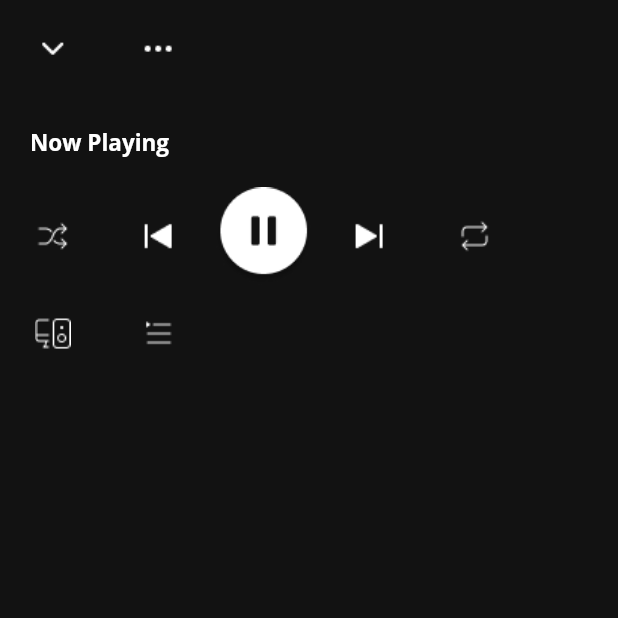
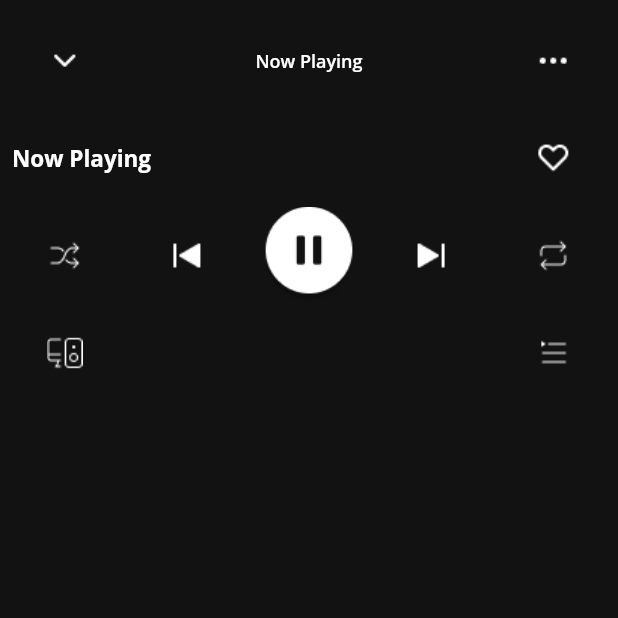
Before and after one commit to furkankalafat/spotify-clone, a Flutter app: the PlayerView screen opened directly, on a phone screen of 412 x 824 dp, the top half of it. Run offline on Flutter 3.47's test engine with Material 2 defaults, Android fonts, the phone set to English and light mode, and no system bars; our stand-ins replace easy_localization, flutter_screenutil, get, google_fonts.

Commit message:
centered, at last

```diff
--- a/lib/main.dart
+++ b/lib/main.dart
@@ -1,9 +1,9 @@
 import 'package:easy_localization/easy_localization.dart';
 import 'package:flutter/material.dart';
+import 'package:flutter/services.dart';
 import 'package:spotify_clone/core/init/language/language_manager.dart';
 import 'package:spotify_clone/presentation/pages/library_page/view/library_view.dart';
 import 'package:spotify_clone/presentation/pages/player_page/view/player_view.dart';
-import 'package:spotify_clone/presentation/pages/welcome_page/view/welcome_view.dart';
 import 'package:spotify_clone/presentation/spotify_app.dart';
 
 void main() async {
@@ -18,7 +18,7 @@ Future<void> initializeApp() async {
     path: LanguageManager.instance.path,
     useFallbackTranslations: true,
     child: const SpotifyApp(
-      home: PlayerView(),
+      home: LibraryView(),
     ),
   );
   runApp(easyLocalization);
--- a/lib/presentation/pages/player_page/view/player_view.dart
+++ b/lib/presentation/pages/player_page/view/player_view.dart
@@ -13,7 +13,9 @@ class PlayerView extends StatelessWidget {
   Widget build(BuildContext context) {
     return Scaffold(
       backgroundColor: AppColor.instance.spotifyDark,
-      body: Column(
+      body: Padding(
+        padding: const EdgeInsets.all(8.0),
+        child: Column(
           children: const <Widget>[
             TopBarControls(),
             TitlePlaying(),
@@ -21,6 +23,7 @@ class PlayerView extends StatelessWidget {
             BottomControls()
           ],
         ),
+      ),
     );
   }
 }
--- a/lib/presentation/pages/player_page/view/widgets/bottom_controls.dart
+++ b/lib/presentation/pages/player_page/view/widgets/bottom_controls.dart
@@ -9,6 +9,7 @@ class BottomControls extends StatelessWidget {
   @override
   Widget build(BuildContext context) {
     return Row(
+      mainAxisAlignment: MainAxisAlignment.spaceBetween,
       children: <Widget>[
         AppAssetButton(path: AppImage.instance.iconDevices, width: 64, height: 64, color: AppColor.instance.spotifyWhite),
         AppAssetButton(path: AppImage.instance.iconListPlaying, width: 64, height: 64, color: AppColor.instance.spotifyWhite)
--- a/lib/presentation/pages/player_page/view/widgets/player_controls.dart
+++ b/lib/presentation/pages/player_page/view/widgets/player_controls.dart
@@ -9,8 +9,8 @@ class PlayerControls extends StatelessWidget {
 
   @override
   Widget build(BuildContext context) {
-    return Center(
-      child: Row(
+    return Row(
+      mainAxisAlignment: MainAxisAlignment.spaceBetween,
       children: <Widget>[
         AppAssetButton(path: AppImage.instance.iconPlayerShuffle, width: 64, height: 64, color: AppColor.instance.spotifyWhite),
         AppAssetButton(path: AppImage.instance.iconPlayerBack, width: 64, height: 64, color: AppColor.instance.spotifyWhite),
@@ -21,7 +21,6 @@ class PlayerControls extends StatelessWidget {
         AppAssetButton(path: AppImage.instance.iconPlayerSkip, width: 64, height: 64, color: AppColor.instance.spotifyWhite),
         AppAssetButton(path: AppImage.instance.iconRepeat, width: 64, height: 64, color: AppColor.instance.spotifyWhite)
       ],
-      ),
     );
   }
 }
--- a/lib/presentation/pages/player_page/view/widgets/title_playing.dart
+++ b/lib/presentation/pages/player_page/view/widgets/title_playing.dart
@@ -2,6 +2,10 @@ import 'package:flutter/material.dart';
 import 'package:google_fonts/google_fonts.dart';
 import 'package:spotify_clone/core/components/text/locale_text.dart';
 import 'package:spotify_clone/generated/locale_keys.g.dart';
+import 'package:spotify_clone/presentation/app_components/widgets/app_asset_button.dart';
+import 'package:spotify_clone/presentation/app_components/widgets/clickable_container.dart';
+import 'package:spotify_clone/presentation/app_ui/app_color/app_color.dart';
+import 'package:spotify_clone/presentation/app_ui/app_image/app_image.dart';
 
 class TitlePlaying extends StatelessWidget {
   const TitlePlaying({Key? key}) : super(key: key);
@@ -9,18 +13,25 @@ class TitlePlaying extends StatelessWidget {
   @override
   Widget build(BuildContext context) {
     return Row(
+      mainAxisAlignment: MainAxisAlignment.spaceBetween,
       children: <Widget>[
-        Padding(
-            padding: const EdgeInsets.all(20),
-            child: LocaleText(
+        LocaleText(
           LocaleKeys.now_playing,
           textStyle: GoogleFonts.openSans(
             color: Colors.white,
             fontWeight: FontWeight.bold,
             fontSize: 15,
           ),
+        ),
+        ClickableContainer(
+          onTap: () {},
+          child: AppAssetButton(
+            path: AppImage.instance.iconHeartOutlined,
+            width: 64,
+            height: 64,
+            color: AppColor.instance.spotifyWhite,
+          ),
         )
-        ),
       ],
     );
   }
--- a/lib/presentation/pages/player_page/view/widgets/top_bar_controls.dart
+++ b/lib/presentation/pages/player_page/view/widgets/top_bar_controls.dart
@@ -1,4 +1,7 @@
 import 'package:flutter/material.dart';
+import 'package:google_fonts/google_fonts.dart';
+import 'package:spotify_clone/core/components/text/locale_text.dart';
+import 'package:spotify_clone/generated/locale_keys.g.dart';
 import 'package:spotify_clone/presentation/app_components/widgets/app_asset_button.dart';
 import 'package:spotify_clone/presentation/app_ui/app_color/app_color.dart';
 import 'package:spotify_clone/presentation/app_ui/app_image/app_image.dart';
@@ -9,8 +12,17 @@ class TopBarControls extends StatelessWidget {
   @override
   Widget build(BuildContext context) {
     return Row(
+      mainAxisAlignment: MainAxisAlignment.spaceBetween,
       children: <Widget>[
         AppAssetButton(path: AppImage.instance.iconDown, width: 64, height: 64, color: AppColor.instance.spotifyWhite),
+        LocaleText(
+          LocaleKeys.now_playing,
+          textStyle: GoogleFonts.openSans(
+            color: AppColor.instance.spotifyWhite,
+            fontWeight: FontWeight.w600,
+            fontSize: 12,
+          ),
+        ),
         AppAssetButton(path: AppImage.instance.iconMenuDots, width: 64, height: 64, color: AppColor.instance.spotifyWhite),
       ],
     );
```
Also changed, not shown: 2 other files. Lines whose indentation alone changed are shown as unchanged.
